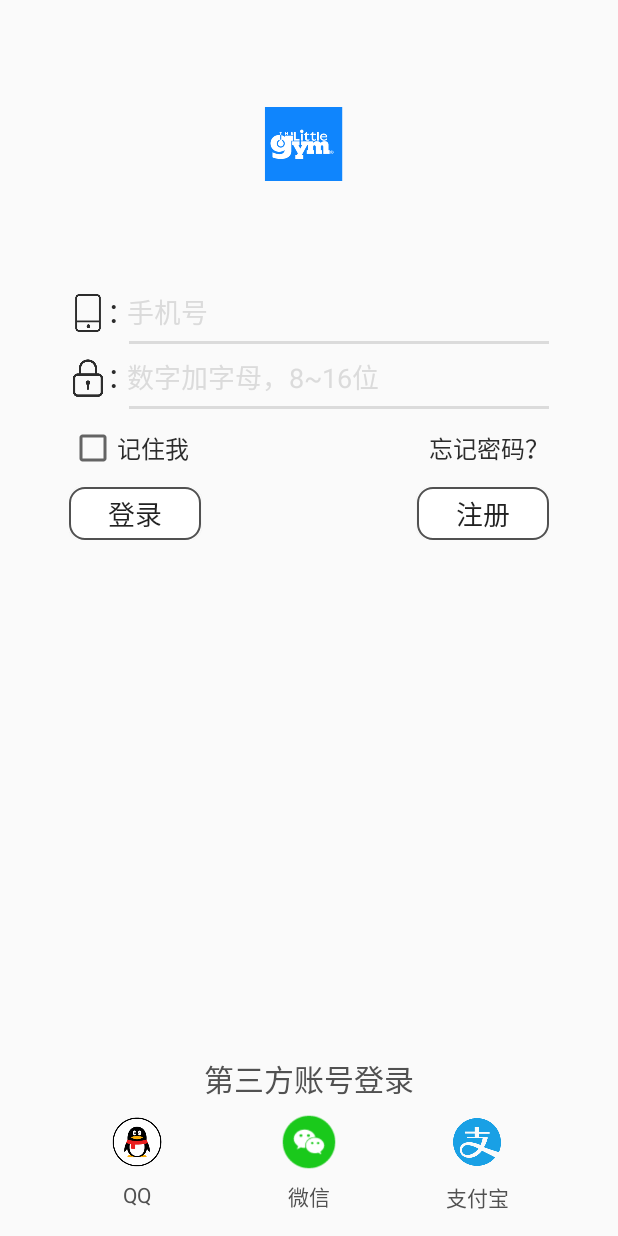
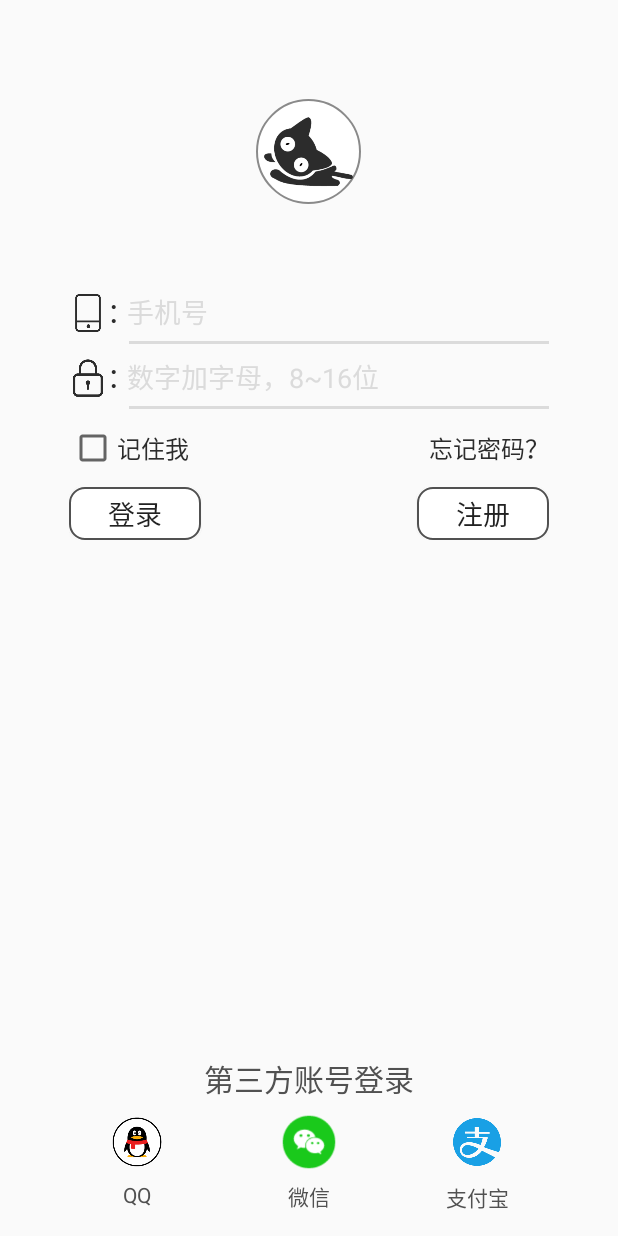
Before and after one commit to sshhsun-code/DaiQu, an Android app: the LoginActivity screen opened directly, with no data from a screen before it, on a phone screen of 412 x 824 dp. Run offline under Robolectric (Android 15) with nearby library versions, the phone set to English and light mode, and no system bars.

Commit message:
[资源] 更换APP的名称和图标

```diff
--- a/app/src/main/AndroidManifest.xml
+++ b/app/src/main/AndroidManifest.xml
@@ -7,8 +7,8 @@
     <application
         android:name=".DaiQuApplication"
         android:allowBackup="true"
-        android:icon="@mipmap/ic_launcher"
-        android:label="@string/app_name"
+        android:icon="@drawable/logo_black"
+        android:label="@string/app_name_cn"
         android:supportsRtl="true"
         android:theme="@style/Theme.AppCompat.Light.NoActionBar">
         <activity android:name="com.daiqu.cm.daiqu.ui.SplashActivity">
--- /dev/null
+++ b/app/src/main/res/drawable/circle_bg.xml
@@ -0,0 +1,19 @@
+<?xml version="1.0" encoding="UTF-8"?>
+<shape
+    xmlns:android="http://schemas.android.com/apk/res/android"
+    android:shape="oval"
+    android:useLevel="false" >
+    <solid android:color="#f00" />
+    <padding
+        android:left="2dp"
+        android:top="1dp"
+        android:right="2dp"
+        android:bottom="1dp" />
+    <solid
+        android:color="#fff" />
+    <stroke
+        android:width="1sp"
+        android:color="#8a8a8a" />
+    <size android:width="15dp"
+        android:height="15dp" />
+</shape>
--- a/app/src/main/res/layout/activity_login.xml
+++ b/app/src/main/res/layout/activity_login.xml
@@ -11,11 +11,13 @@
 
     <ImageView
         android:id="@+id/login_logo"
-        android:layout_width="60dp"
-        android:layout_height="60dp"
-        android:src="@drawable/logo"
+        android:layout_width="70dp"
+        android:layout_height="70dp"
+        android:padding="5dp"
+        android:src="@drawable/logo_black"
+        android:background="@drawable/circle_bg"
         android:layout_marginTop="50dp"
-        android:layout_marginBottom="20dp"
+        android:layout_marginBottom="10dp"
         android:layout_centerHorizontal="true"/>
 
     <LinearLayout
--- a/app/src/main/res/values/strings.xml
+++ b/app/src/main/res/values/strings.xml
@@ -1,5 +1,6 @@
 <resources>
     <string name="app_name">DaiQu</string>
+    <string name="app_name_cn">喵趣</string>
     <string name="rob">我要抢单</string>
     <string name="my">我的</string>
     <string name="faxian">发现</string>
```
Also changed, not shown: app/src/main/res/layout/activity_sign_up.xml (+6 -4 lines), app/src/main/res/drawable/logo.png, app/src/main/res/drawable/logo_black.png (added), app/src/main/res/drawable/logo_red.png (added).
